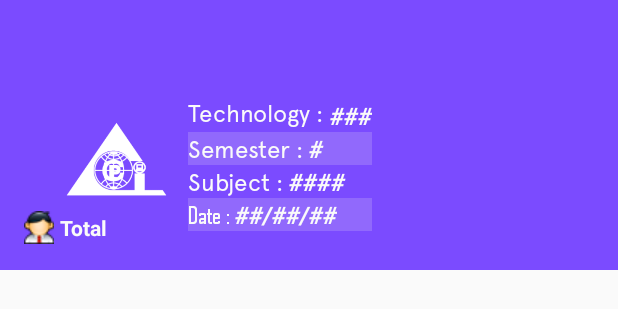
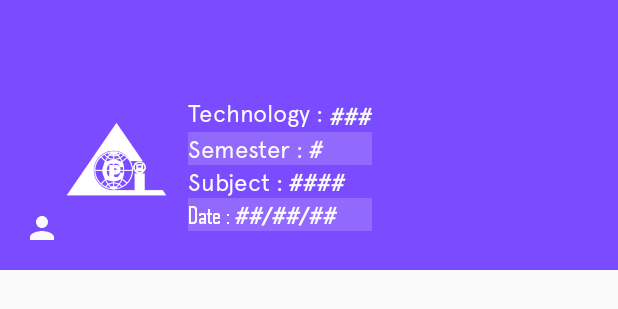
Before and after one commit to MBayazid/CPIK_Present_System, an Android app: the layout activity_student__recycle_.xml on its own in the app's theme, with its tools: preview values and no code run, on a phone screen of 412 x 824 dp. Shown: the top 309 px of the screen. Run offline under Robolectric (Android 15) with nearby library versions, the light colour scheme and no system bars.

Commit message:
View Total Present Students

```diff
--- /dev/null
+++ b/app/src/main/res/drawable/ic_person_black_24dp.xml
@@ -0,0 +1,9 @@
+<vector xmlns:android="http://schemas.android.com/apk/res/android"
+        android:width="24dp"
+        android:height="24dp"
+        android:viewportWidth="24.0"
+        android:viewportHeight="24.0">
+    <path
+        android:fillColor="#FF000000"
+        android:pathData="M12,12c2.21,0 4,-1.79 4,-4s-1.79,-4 -4,-4 -4,1.79 -4,4 1.79,4 4,4zM12,14c-2.67,0 -8,1.34 -8,4v2h16v-2c0,-2.66 -5.33,-4 -8,-4z"/>
+</vector>
--- a/app/src/main/res/layout/activity_student__recycle_.xml
+++ b/app/src/main/res/layout/activity_student__recycle_.xml
@@ -32,15 +32,27 @@
                 app:layout_collapseMode="pin"
                 app:popupTheme="@style/AppTheme.PopupOverlay"
                 android:layout_gravity="bottom">
-                <TextView
-                    android:gravity="center"
-                    android:id="@+id/total_students"
-                    android:drawableStart="@drawable/student_icon"
+                <LinearLayout
                     android:layout_width="wrap_content"
                     android:layout_height="wrap_content"
-                    android:text=" Total"
-                    android:textColor="@color/white1"
-                    android:textStyle="bold"/>
+                    android:orientation="horizontal"
+                    android:gravity="center"
+                    >
+                    <ImageView
+                        android:layout_width="wrap_content"
+                        android:layout_height="wrap_content"
+                        android:src="@drawable/ic_person_black_24dp"
+                        android:tint="@color/white1"/>
+                    <TextView
+                        android:gravity="center"
+                        android:id="@+id/total_students"
+                        android:layout_width="wrap_content"
+                        android:layout_height="wrap_content"
+                        android:text=""
+                        android:textColor="@color/white1"
+                        android:textStyle="bold"/>
+                </LinearLayout>
+
             </android.support.v7.widget.Toolbar>
 
             <include android:layout_width="match_parent"
--- a/app/src/main/res/values/strings.xml
+++ b/app/src/main/res/values/strings.xml
@@ -4,6 +4,7 @@
     <string name="password">Password</string>
     <string name="sign_in">Sign In</string>
     <string name="register">Register</string>
+    <string name="Total">Total</string>
 
     <!-- Button text -->
     <string name="btn_logout_from_google">Logout from Google</string>
```
Also changed, not shown: app/src/main/java/com/bayazid/cpik_present_system/Std_UI/STD_Recycler_Adapter.java (+5 -9 lines), app/src/main/java/com/bayazid/cpik_present_system/Teachears_Function/ViewStdInfo_RecycleView.java (+17 -8 lines), app/src/main/res/drawable/icons_student_registration.png (deleted).
